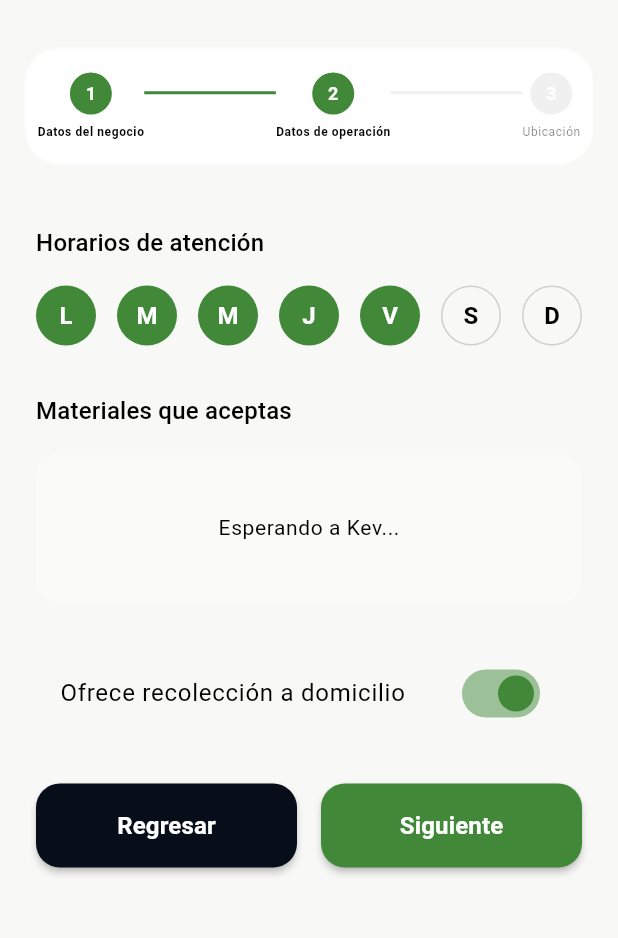
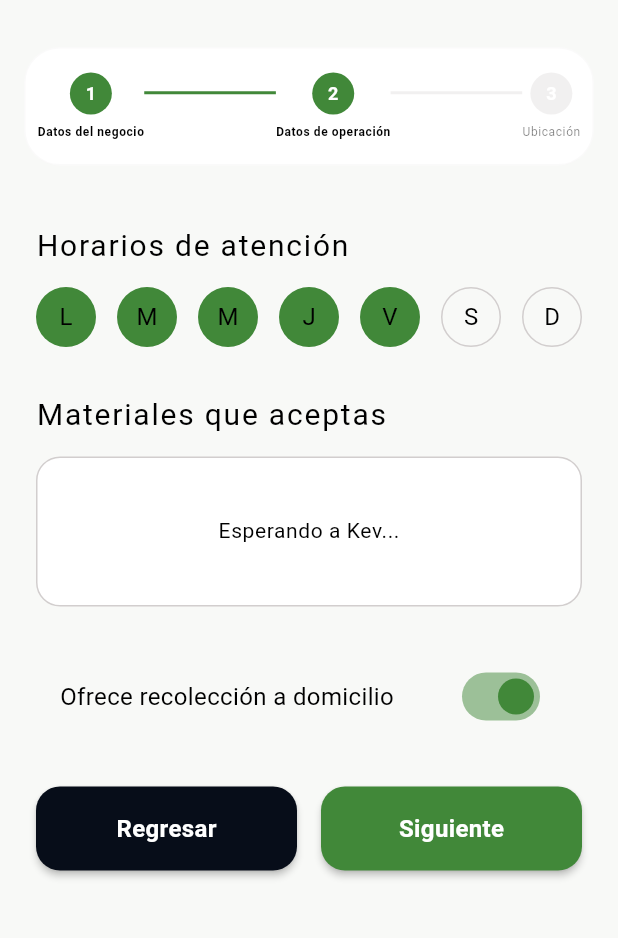
Before and after one commit to Andresito126/TreasureFlow_FrontEnd, a Flutter app: the RegisterLocalScreen screen opened by its route, after a tap on "Siguiente", on a phone screen of 412 x 824 dp, the part 61-999 px from its top. Run offline on Flutter 3.47's test engine with Material 3 defaults, Android fonts, the phone set to English and light mode, and no system bars; our stand-ins replace device_preview.

Commit message:
refactoring texts

```diff
--- a/lib/features/auth/citizen/presentation/widgets/auth_feature_item_widget.dart
+++ b/lib/features/auth/citizen/presentation/widgets/auth_feature_item_widget.dart
@@ -24,13 +24,13 @@ class AuthFeatureItemWidget extends StatelessWidget {
         const SizedBox(height: 8),
         Text(
           title,
-          style: textTheme.bodySmall?.copyWith(fontWeight: FontWeight.bold, fontSize: 12),
+          style: textTheme.labelMedium,
         ),
         const SizedBox(height: 4),
         Text(
           subtitle,
           textAlign: TextAlign.center,
-          style: textTheme.bodySmall?.copyWith(fontSize: 10, color: colors.onSurface.withOpacity(0.5)),
+          style: textTheme.labelSmall,
         ),
       ],
     );
--- a/lib/features/auth/local/presentation/screens/step2_operations_data.dart
+++ b/lib/features/auth/local/presentation/screens/step2_operations_data.dart
@@ -22,21 +22,22 @@ class Step2OperationsData extends StatelessWidget {
       child: Column(
         crossAxisAlignment: CrossAxisAlignment.start,
         children: [
-          Text("Horarios de atención", style: theme.textTheme.titleMedium),
+          Text("Horarios de atención", style: theme.textTheme.titleLarge),
           const SizedBox(height: 16),
           const DaySelectorWidget(),
 
           const SizedBox(height: 32),
 
-          Text("Materiales que aceptas", style: theme.textTheme.titleMedium),
+          Text("Materiales que aceptas", style: theme.textTheme.titleLarge),
           const SizedBox(height: 16),
-          // Placeholder solicitado
+
           Container(
             height: 100,
             width: double.infinity,
             decoration: BoxDecoration(
-              color: theme.colorScheme.surfaceVariant.withOpacity(0.3),
+              color: theme.colorScheme.surface,
               borderRadius: BorderRadius.circular(16),
+              border: Border.all(color: theme.colorScheme.outline),
             ),
             child: Center(
               child: Text(
@@ -49,7 +50,7 @@ class Step2OperationsData extends StatelessWidget {
           const SizedBox(height: 32),
 
           SwitchListTile(
-            title: const Text("Ofrece recolección a domicilio"),
+            title: Text("Ofrece recolección a domicilio", style: theme.textTheme.bodyMedium),
             value: true,
             onChanged: (val) {},
             activeColor: theme.colorScheme.primary,
--- a/lib/features/auth/local/presentation/screens/step3_location_data.dart
+++ b/lib/features/auth/local/presentation/screens/step3_location_data.dart
@@ -1,6 +1,5 @@
 import 'package:flutter/material.dart';
 import 'package:treasureflow/features/auth/local/presentation/widgets/location_detail_card_widget.dart';
-
 
 class Step3LocationData extends StatelessWidget {
   final VoidCallback onNext;
@@ -37,15 +36,15 @@ class Step3LocationData extends StatelessWidget {
             child: Card(
               elevation: 4,
               shape: RoundedRectangleBorder(borderRadius: BorderRadius.circular(12)),
-              color: const Color(0xff1f2937),
-              child: const Padding(
-                padding: EdgeInsets.symmetric(horizontal: 16.0),
+              color: theme.colorScheme.surface,
+              child: Padding(
+                padding: const EdgeInsets.symmetric(horizontal: 16.0),
                 child: TextField(
-                  style: TextStyle(color: Colors.white),
+                  style: theme.textTheme.bodyMedium,
                   decoration: InputDecoration(
-                    icon: Icon(Icons.search, color: Colors.white54),
+                    icon: Icon(Icons.search, color: theme.colorScheme.onSurface.withOpacity(0.5)),
                     hintText: "Busca tu dirección...",
-                    hintStyle: TextStyle(color: Colors.white54),
+                    hintStyle: theme.textTheme.bodySmall,
                     border: InputBorder.none,
                   ),
                 ),
@@ -53,14 +52,13 @@ class Step3LocationData extends StatelessWidget {
             ),
           ),
 
-
           Positioned(
             bottom: 240,
             right: 16,
             child: FloatingActionButton(
               onPressed: () {},
-              backgroundColor: Colors.white,
-              foregroundColor: Colors.black87,
+              backgroundColor: theme.colorScheme.surface,
+              foregroundColor: theme.colorScheme.onSurface,
               child: const Icon(Icons.my_location),
             ),
           ),
--- a/lib/features/auth/local/presentation/widgets/day_selector_widget.dart
+++ b/lib/features/auth/local/presentation/widgets/day_selector_widget.dart
@@ -7,6 +7,7 @@ class DaySelectorWidget extends StatelessWidget {
   Widget build(BuildContext context) {
     final days = ['L', 'M', 'M', 'J', 'V', 'S', 'D'];
     final theme = Theme.of(context);
+    final colors = theme.colorScheme;
 
     return Row(
       mainAxisAlignment: MainAxisAlignment.spaceBetween,
@@ -16,17 +17,14 @@ class DaySelectorWidget extends StatelessWidget {
           width: 40,
           height: 40,
           decoration: BoxDecoration(
-            color: isSelected ? theme.colorScheme.primary : Colors.transparent,
+            color: isSelected ? colors.primary : Colors.transparent,
             shape: BoxShape.circle,
-            border: isSelected ? null : Border.all(color: theme.colorScheme.outline),
+            border: isSelected ? null : Border.all(color: colors.outline),
           ),
           child: Center(
             child: Text(
               days[index],
-              style: TextStyle(
-                color: isSelected ? Colors.white : theme.colorScheme.onSurface,
-                fontWeight: FontWeight.bold,
-              ),
+              style: theme.textTheme.bodyMedium,
             ),
           ),
         );
--- a/lib/features/auth/local/presentation/widgets/location_detail_card_widget.dart
+++ b/lib/features/auth/local/presentation/widgets/location_detail_card_widget.dart
@@ -1,7 +1,6 @@
 import 'package:flutter/material.dart';
 import 'package:treasureflow/shared/widgets/primary_button_blue_widget.dart';
 import 'package:treasureflow/shared/widgets/primary_button_green_widget.dart';
-
 
 class LocationDetailCard extends StatelessWidget {
   final VoidCallback onNext;
@@ -18,12 +17,12 @@ class LocationDetailCard extends StatelessWidget {
   @override
   Widget build(BuildContext context) {
     final theme = Theme.of(context);
-
+    final colors = theme.colorScheme;
 
     return Container(
       padding: const EdgeInsets.all(20.0),
       decoration: BoxDecoration(
-        color: const Color(0xff111827),
+        color: colors.surface,
         borderRadius: const BorderRadius.vertical(top: Radius.circular(28)),
         boxShadow: [
           BoxShadow(
@@ -53,22 +52,28 @@ class LocationDetailCard extends StatelessWidget {
                     children: [
                       Text(
                         "Dirección detectada",
-                        style: theme.textTheme.bodySmall?.copyWith(color: Colors.white70),
+                        style: theme.textTheme.bodySmall?.copyWith(
+                          color: colors.onSurface.withOpacity(0.7),
+                        ),
                       ),
                       const SizedBox(height: 4),
-                      const Text(
+                      Text(
                         "Av. Nuevo León 123\nCol. Condesa, Cuauhtémoc, 06100, CMDX",
-                        style: TextStyle(color: Colors.white, fontWeight: FontWeight.w500, fontSize: 14),
+                        style: theme.textTheme.bodySmall?.copyWith(
+                          fontWeight: FontWeight.w500,
+                        ),
                       ),
                     ],
                   ),
                 ),
                 IconButton(
                   onPressed: onEditAddress,
-                  icon: const Icon(Icons.edit_square, color: Colors.green),
+                  icon: Icon(Icons.edit_square, color: colors.primary),
                   style: IconButton.styleFrom(
-                    backgroundColor: Colors.white.withOpacity(0.05),
-                    shape: RoundedRectangleBorder(borderRadius: BorderRadius.circular(8)),
+                    backgroundColor: colors.onSurface.withOpacity(0.05),
+                    shape: RoundedRectangleBorder(
+                      borderRadius: BorderRadius.circular(8),
+                    ),
                   ),
                 ),
               ],
@@ -81,7 +86,9 @@ class LocationDetailCard extends StatelessWidget {
 
             Text(
               "Ajusta el pin en el mapa para mayor precisión",
-              style: theme.textTheme.bodySmall?.copyWith(color: Colors.white54),
+              style: theme.textTheme.bodySmall?.copyWith(
+                color: colors.onSurface.withOpacity(0.5),
+              ),
             ),
 
             const SizedBox(height: 16),
@@ -96,7 +103,10 @@ class LocationDetailCard extends StatelessWidget {
                 ),
                 const SizedBox(width: 16),
                 Expanded(
-                  child: PrimaryButtonGreenWidget(text: 'Siguiente', onPressed: onNext),
+                  child: PrimaryButtonGreenWidget(
+                    text: 'Siguiente',
+                    onPressed: onNext,
+                  ),
                 ),
               ],
             ),
--- a/lib/features/auth/local/presentation/widgets/register_profile_header._widget.dart
+++ b/lib/features/auth/local/presentation/widgets/register_profile_header._widget.dart
@@ -1,5 +1,4 @@
 import 'package:flutter/material.dart';
-// import 'package:flutter_svg/flutter_svg.dart';
 
 class RegisterProfileHeaderWidget extends StatelessWidget {
   final VoidCallback onEditPhoto;
@@ -8,7 +7,8 @@ class RegisterProfileHeaderWidget extends StatelessWidget {
 
   @override
   Widget build(BuildContext context) {
-    final colors = Theme.of(context).colorScheme;
+    final theme = Theme.of(context);
+    final colors = theme.colorScheme;
 
     return SizedBox(
       height: 160,
@@ -40,7 +40,10 @@ class RegisterProfileHeaderWidget extends StatelessWidget {
                     decoration: BoxDecoration(
                       shape: BoxShape.circle,
                       color: colors.surface,
-                      border: Border.all(color: colors.background, width: 4),
+                      border: Border.all(
+                        color: theme.scaffoldBackgroundColor,
+                        width: 4,
+                      ),
                     ),
                     child: ClipOval(
                       // child: Image.asset(
@@ -54,9 +57,16 @@ class RegisterProfileHeaderWidget extends StatelessWidget {
                     decoration: BoxDecoration(
                       color: colors.secondary,
                       shape: BoxShape.circle,
-                      border: Border.all(color: colors.background, width: 2),
+                      border: Border.all(
+                        color: theme.scaffoldBackgroundColor,
+                        width: 2,
+                      ),
                     ),
-                    child: const Icon(Icons.camera_alt, color: Colors.white, size: 14),
+                    child: const Icon(
+                      Icons.camera_alt,
+                      color: Colors.white,
+                      size: 14,
+                    ),
                   ),
                 ],
               ),
--- a/lib/shared/widgets/input_field_widget.dart
+++ b/lib/shared/widgets/input_field_widget.dart
@@ -30,10 +30,7 @@ class InputFieldWidget extends StatelessWidget {
         if (textInput != null && textInput!.isNotEmpty) ...[
           Text(
             textInput!,
-            style: theme.textTheme.bodySmall?.copyWith(
-              color: theme.colorScheme.onSurface,
-              fontWeight: FontWeight.w500,
-            ),
+            style: theme.textTheme.bodySmall,
           ),
           const SizedBox(height: 8),
         ],
--- a/lib/shared/widgets/primary_button_blue_widget.dart
+++ b/lib/shared/widgets/primary_button_blue_widget.dart
@@ -14,7 +14,8 @@ class PrimaryButtonBlueWidget extends StatelessWidget {
 
   @override
   Widget build(BuildContext context) {
-    final colors = Theme.of(context).colorScheme;
+    final theme = Theme.of(context);
+    final colors = theme.colorScheme;
 
     return SizedBox(
       width: double.infinity,
@@ -23,7 +24,7 @@ class PrimaryButtonBlueWidget extends StatelessWidget {
         onPressed: isLoading ? null : onPressed,
         style: ElevatedButton.styleFrom(
           backgroundColor: colors.secondary,
-          foregroundColor: Colors.white,
+          foregroundColor: colors.onSecondary,
           disabledBackgroundColor: colors.secondary.withOpacity(0.5),
           shape: RoundedRectangleBorder(
             borderRadius: BorderRadius.circular(16.0),
@@ -38,7 +39,10 @@ class PrimaryButtonBlueWidget extends StatelessWidget {
               )
             : Text(
                 text,
-                style: const TextStyle(fontSize: 16, fontWeight: FontWeight.bold),
+                style: theme.textTheme.bodyMedium?.copyWith(
+                  fontWeight: FontWeight.bold,
+                  color: colors.onSecondary,
+                ),
               ),
       ),
     );
--- a/lib/shared/widgets/primary_button_green_widget.dart
+++ b/lib/shared/widgets/primary_button_green_widget.dart
@@ -14,7 +14,8 @@ class PrimaryButtonGreenWidget extends StatelessWidget {
 
   @override
   Widget build(BuildContext context) {
-    final colors = Theme.of(context).colorScheme;
+    final theme = Theme.of(context);
+    final colors = theme.colorScheme;
 
     return SizedBox(
       width: double.infinity,
@@ -23,7 +24,7 @@ class PrimaryButtonGreenWidget extends StatelessWidget {
         onPressed: isLoading ? null : onPressed,
         style: ElevatedButton.styleFrom(
           backgroundColor: colors.primary,
-          foregroundColor: Colors.white,
+          foregroundColor: colors.onPrimary,
           disabledBackgroundColor: colors.secondary.withOpacity(0.5),
           shape: RoundedRectangleBorder(
             borderRadius: BorderRadius.circular(16.0),
@@ -38,7 +39,10 @@ class PrimaryButtonGreenWidget extends StatelessWidget {
               )
             : Text(
                 text,
-                style: const TextStyle(fontSize: 16, fontWeight: FontWeight.bold),
+                style: theme.textTheme.bodyMedium?.copyWith(
+                  fontWeight: FontWeight.bold,
+                  color: colors.onPrimary,
+                ),
               ),
       ),
     );
--- a/lib/shared/widgets/social_outline_button_widget.dart
+++ b/lib/shared/widgets/social_outline_button_widget.dart
@@ -14,7 +14,8 @@ class SocialOutlineButtonWidget extends StatelessWidget {
 
   @override
   Widget build(BuildContext context) {
-    final colors = Theme.of(context).colorScheme;
+    final theme = Theme.of(context);
+    final colors = theme.colorScheme;
 
     return SizedBox(
       width: double.infinity,
@@ -24,7 +25,7 @@ class SocialOutlineButtonWidget extends StatelessWidget {
         icon: Icon(icon, size: 28),
         label: Text(
           text,
-          style: const TextStyle(fontSize: 16, fontWeight: FontWeight.bold),
+          style: theme.textTheme.bodyMedium,
         ),
         style: OutlinedButton.styleFrom(
           foregroundColor: colors.onSurface,
```
